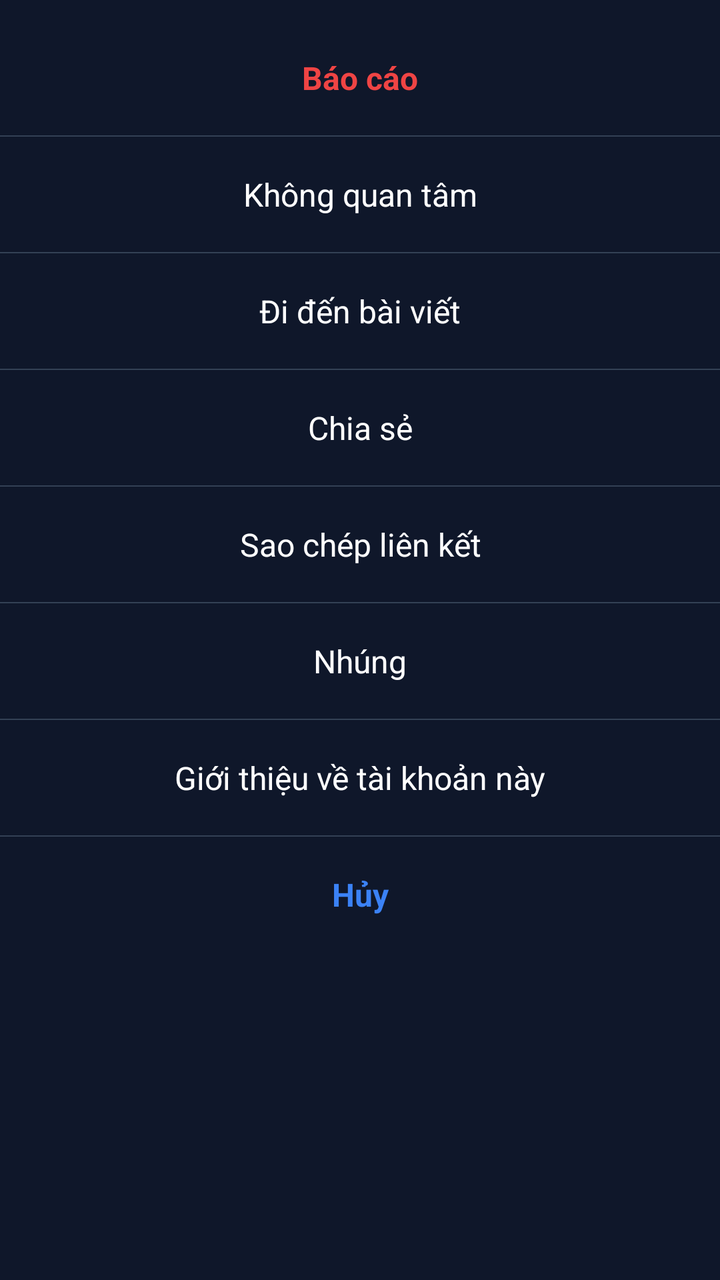
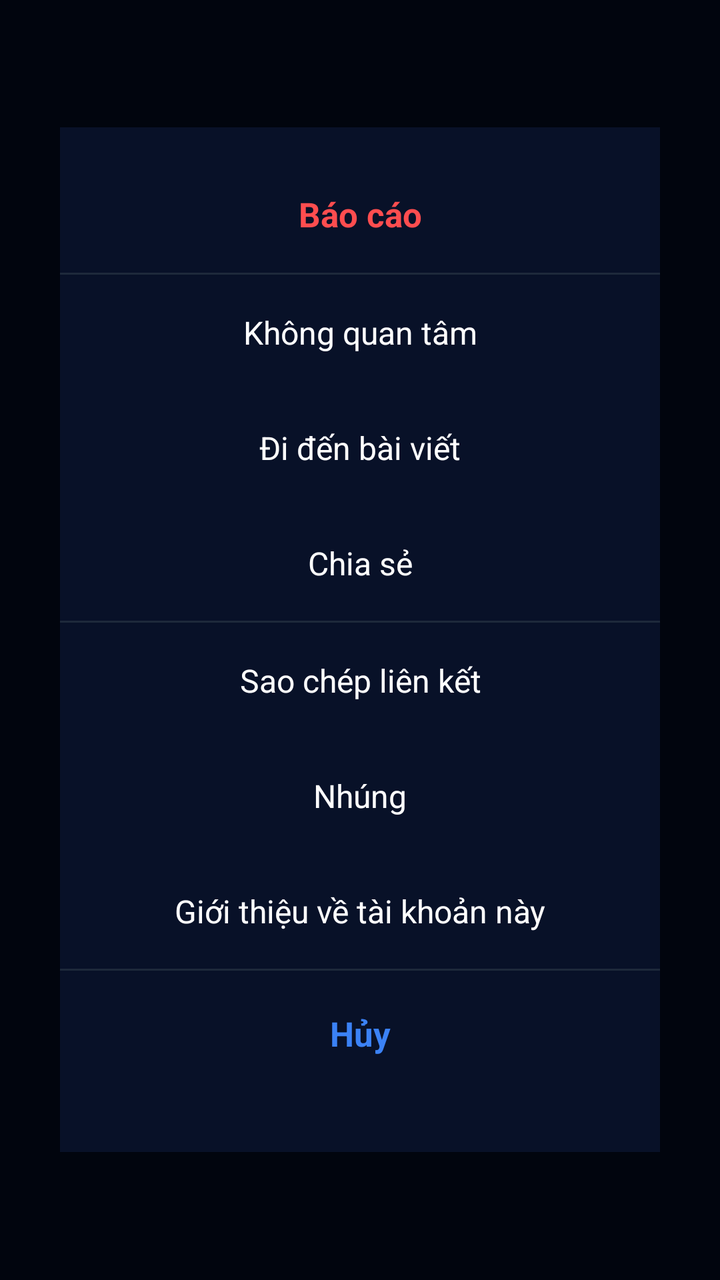

Before-and-after screenshots of an Android layout around one commit, followed by the original layout XML and the change that was made.
<!-- AndroidManifest.xml: application theme Theme.Democode3 -->
<!-- res/layout/dialog_post_menu.xml -->
<?xml version="1.0" encoding="utf-8"?>
<LinearLayout
    xmlns:android="http://schemas.android.com/apk/res/android"
    android:layout_width="match_parent"
    android:layout_height="wrap_content"
    android:orientation="vertical"
    android:background="#0F172A"
    android:paddingTop="10dp"
    android:paddingBottom="20dp">

    
    
    

    <TextView
        android:id="@+id/btnReport"
        android:layout_width="match_parent"
        android:layout_height="wrap_content"
        android:text="Báo cáo"
        android:textColor="#EF4444"
        android:textStyle="bold"
        android:textSize="16sp"
        android:gravity="center"
        android:padding="18dp"/>

    <View
        android:layout_width="match_parent"
        android:layout_height="0.5dp"
        android:background="#334155"/>

    
    
    

    <TextView
        android:id="@+id/btnNotInterested"
        android:layout_width="match_parent"
        android:layout_height="wrap_content"
        android:text="Không quan tâm"
        android:textColor="#FFFFFF"
        android:textSize="16sp"
        android:gravity="center"
        android:padding="18dp"/>

    <View
        android:layout_width="match_parent"
        android:layout_height="0.5dp"
        android:background="#334155"/>

    
    
    

    <TextView
        android:id="@+id/btnGoToPost"
        android:layout_width="match_parent"
        android:layout_height="wrap_content"
        android:text="Đi đến bài viết"
        android:textColor="#FFFFFF"
        android:textSize="16sp"
        android:gravity="center"
        android:padding="18dp"/>

    <View
        android:layout_width="match_parent"
        android:layout_height="0.5dp"
        android:background="#334155"/>

    
    
    

    <TextView
        android:id="@+id/btnShare"
        android:layout_width="match_parent"
        android:layout_height="wrap_content"
        android:text="Chia sẻ"
        android:textColor="#FFFFFF"
        android:textSize="16sp"
        android:gravity="center"
        android:padding="18dp"/>

    <View
        android:layout_width="match_parent"
        android:layout_height="0.5dp"
        android:background="#334155"/>

    
    
    

    <TextView
        android:id="@+id/btnCopyLink"
        android:layout_width="match_parent"
        android:layout_height="wrap_content"
        android:text="Sao chép liên kết"
        android:textColor="#FFFFFF"
        android:textSize="16sp"
        android:gravity="center"
        android:padding="18dp"/>

    <View
        android:layout_width="match_parent"
        android:layout_height="0.5dp"
        android:background="#334155"/>

    
    
    

    <TextView
        android:id="@+id/btnEmbed"
        android:layout_width="match_parent"
        android:layout_height="wrap_content"
        android:text="Nhúng"
        android:textColor="#FFFFFF"
        android:textSize="16sp"
        android:gravity="center"
        android:padding="18dp"/>

    <View
        android:layout_width="match_parent"
        android:layout_height="0.5dp"
        android:background="#334155"/>

    
    
    

    <TextView
        android:id="@+id/btnAboutAccount"
        android:layout_width="match_parent"
        android:layout_height="wrap_content"
        android:text="Giới thiệu về tài khoản này"
        android:textColor="#FFFFFF"
        android:textSize="16sp"
        android:gravity="center"
        android:padding="18dp"/>

    <View
        android:layout_width="match_parent"
        android:layout_height="0.5dp"
        android:background="#334155"/>

    
    
    

    <TextView
        android:id="@+id/btnCancel"
        android:layout_width="match_parent"
        android:layout_height="wrap_content"
        android:text="Hủy"
        android:textColor="#3B82F6"
        android:textStyle="bold"
        android:textSize="16sp"
        android:gravity="center"
        android:padding="18dp"/>

</LinearLayout>
<!-- resources referenced by this layout -->
<resources>
  <style name="Theme.Democode3" parent="Base.Theme.Democode3" />
  <style name="Base.Theme.Democode3" parent="Theme.Material3.DayNight.NoActionBar">
          
          
      </style>
</resources>

<!-- the commit's change to res/layout/dialog_post_menu.xml (unified diff, before → after) -->
@@ -1,160 +1,109 @@
 <?xml version="1.0" encoding="utf-8"?>
-<LinearLayout
+<FrameLayout
     xmlns:android="http://schemas.android.com/apk/res/android"
     android:layout_width="match_parent"
-    android:layout_height="wrap_content"
-    android:orientation="vertical"
-    android:background="#0F172A"
-    android:paddingTop="10dp"
-    android:paddingBottom="20dp">
+    android:layout_height="match_parent"
+    android:background="#66000000">
 
-    
-    
-    
+    <LinearLayout
+        android:layout_width="300dp"
+        android:layout_height="wrap_content"
+        android:layout_gravity="center"
+        android:background="#081128"
+        android:orientation="vertical"
+        android:paddingTop="14dp"
+        android:paddingBottom="28dp">
 
-    <TextView
-        android:id="@+id/btnReport"
-        android:layout_width="match_parent"
-        android:layout_height="wrap_content"
-        android:text="Báo cáo"
-        android:textColor="#EF4444"
-        android:textStyle="bold"
-        android:textSize="16sp"
-        android:gravity="center"
-        android:padding="18dp"/>
+        <TextView
+            android:layout_width="match_parent"
+            android:layout_height="wrap_content"
+            android:gravity="center"
+            android:padding="18dp"
+            android:text="Báo cáo"
+            android:textColor="#FF4D4F"
+            android:textSize="17sp"
+            android:textStyle="bold"/>
 
-    <View
-        android:layout_width="match_parent"
-        android:layout_height="0.5dp"
-        android:background="#334155"/>
+        <View
+            android:layout_width="match_parent"
+            android:layout_height="1dp"
+            android:background="#1E293B"/>
 
-    
-    
-    
+        <TextView
+            android:layout_width="match_parent"
+            android:layout_height="wrap_content"
+            android:gravity="center"
+            android:padding="18dp"
+            android:text="Không quan tâm"
+            android:textColor="#FFFFFF"
+            android:textSize="16sp"/>
 
-    <TextView
-        android:id="@+id/btnNotInterested"
-        android:layout_width="match_parent"
-        android:layout_height="wrap_content"
-        android:text="Không quan tâm"
-        android:textColor="#FFFFFF"
-        android:textSize="16sp"
-        android:gravity="center"
-        android:padding="18dp"/>
+        <TextView
+            android:layout_width="match_parent"
+            android:layout_height="wrap_content"
+            android:gravity="center"
+            android:padding="18dp"
+            android:text="Đi đến bài viết"
+            android:textColor="#FFFFFF"
+            android:textSize="16sp"/>
 
-    <View
-        android:layout_width="match_parent"
-        android:layout_height="0.5dp"
-        android:background="#334155"/>
+        <TextView
+            android:layout_width="match_parent"
+            android:layout_height="wrap_content"
+            android:gravity="center"
+            android:padding="18dp"
+            android:text="Chia sẻ"
+            android:textColor="#FFFFFF"
+            android:textSize="16sp"/>
 
-    
-    
-    
+        <View
+            android:layout_width="match_parent"
+            android:layout_height="1dp"
+            android:background="#1E293B"/>
 
-    <TextView
-        android:id="@+id/btnGoToPost"
-        android:layout_width="match_parent"
-        android:layout_height="wrap_content"
-        android:text="Đi đến bài viết"
-        android:textColor="#FFFFFF"
-        android:textSize="16sp"
-        android:gravity="center"
-        android:padding="18dp"/>
+        <TextView
+            android:layout_width="match_parent"
+            android:layout_height="wrap_content"
+            android:gravity="center"
+            android:padding="18dp"
+            android:text="Sao chép liên kết"
+            android:textColor="#FFFFFF"
+            android:textSize="16sp"/>
 
-    <View
-        android:layout_width="match_parent"
-        android:layout_height="0.5dp"
-        android:background="#334155"/>
+        <TextView
+            android:layout_width="match_parent"
+            android:layout_height="wrap_content"
+            android:gravity="center"
+            android:padding="18dp"
+            android:text="Nhúng"
+            android:textColor="#FFFFFF"
+            android:textSize="16sp"/>
 
-    
-    
-    
+        <TextView
+            android:layout_width="match_parent"
+            android:layout_height="wrap_content"
+            android:gravity="center"
+            android:padding="18dp"
+            android:text="Giới thiệu về tài khoản này"
+            android:textColor="#FFFFFF"
+            android:textSize="16sp"/>
 
-    <TextView
-        android:id="@+id/btnShare"
-        android:layout_width="match_parent"
-        android:layout_height="wrap_content"
-        android:text="Chia sẻ"
-        android:textColor="#FFFFFF"
-        android:textSize="16sp"
-        android:gravity="center"
-        android:padding="18dp"/>
+        <View
+            android:layout_width="match_parent"
+            android:layout_height="1dp"
+            android:background="#1E293B"/>
 
-    <View
-        android:layout_width="match_parent"
-        android:layout_height="0.5dp"
-        android:background="#334155"/>
+        <TextView
+            android:id="@+id/btnCancel"
+            android:layout_width="match_parent"
+            android:layout_height="wrap_content"
+            android:gravity="center"
+            android:padding="20dp"
+            android:text="Hủy"
+            android:textColor="#3B82F6"
+            android:textSize="17sp"
+            android:textStyle="bold"/>
 
-    
-    
-    
+    </LinearLayout>
 
-    <TextView
-        android:id="@+id/btnCopyLink"
-        android:layout_width="match_parent"
-        android:layout_height="wrap_content"
-        android:text="Sao chép liên kết"
-        android:textColor="#FFFFFF"
-        android:textSize="16sp"
-        android:gravity="center"
-        android:padding="18dp"/>
-
-    <View
-        android:layout_width="match_parent"
-        android:layout_height="0.5dp"
-        android:background="#334155"/>
-
-    
-    
-    
-
-    <TextView
-        android:id="@+id/btnEmbed"
-        android:layout_width="match_parent"
-        android:layout_height="wrap_content"
-        android:text="Nhúng"
-        android:textColor="#FFFFFF"
-        android:textSize="16sp"
-        android:gravity="center"
-        android:padding="18dp"/>
-
-    <View
-        android:layout_width="match_parent"
-        android:layout_height="0.5dp"
-        android:background="#334155"/>
-
-    
-    
-    
-
-    <TextView
-        android:id="@+id/btnAboutAccount"
-        android:layout_width="match_parent"
-        android:layout_height="wrap_content"
-        android:text="Giới thiệu về tài khoản này"
-        android:textColor="#FFFFFF"
-        android:textSize="16sp"
-        android:gravity="center"
-        android:padding="18dp"/>
-
-    <View
-        android:layout_width="match_parent"
-        android:layout_height="0.5dp"
-        android:background="#334155"/>
-
-    
-    
-    
-
-    <TextView
-        android:id="@+id/btnCancel"
-        android:layout_width="match_parent"
-        android:layout_height="wrap_content"
-        android:text="Hủy"
-        android:textColor="#3B82F6"
-        android:textStyle="bold"
-        android:textSize="16sp"
-        android:gravity="center"
-        android:padding="18dp"/>
-
-</LinearLayout>
+</FrameLayout>
<!-- resource entries referenced after the edit -->
@@ -2,8 +2,21 @@
 <resources>
   <style name="Theme.Democode3" parent="Base.Theme.Democode3" />
   <style name="Base.Theme.Democode3" parent="Theme.Material3.DayNight.NoActionBar">
+  
           
-          
+  
+          <item name="colorPrimary">
+              #2563EB
+          </item>
+  
+          <item name="colorSecondary">
+              #2563EB
+          </item>
+  
+          <item name="android:colorBackground">
+              #020817
+          </item>
+  
       </style>
 </resources>
 
